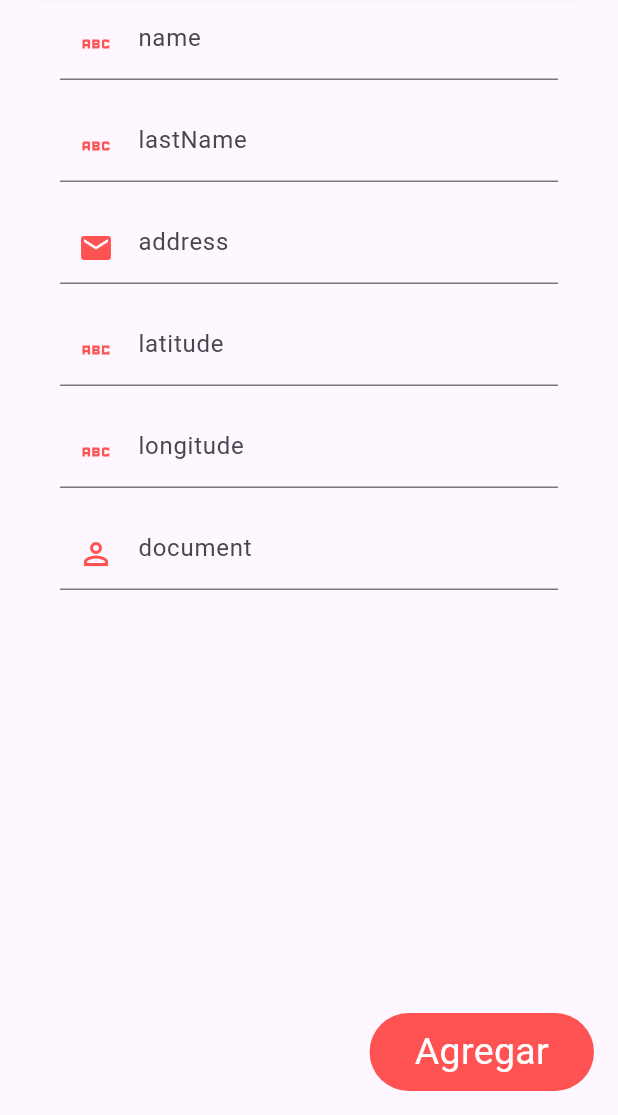
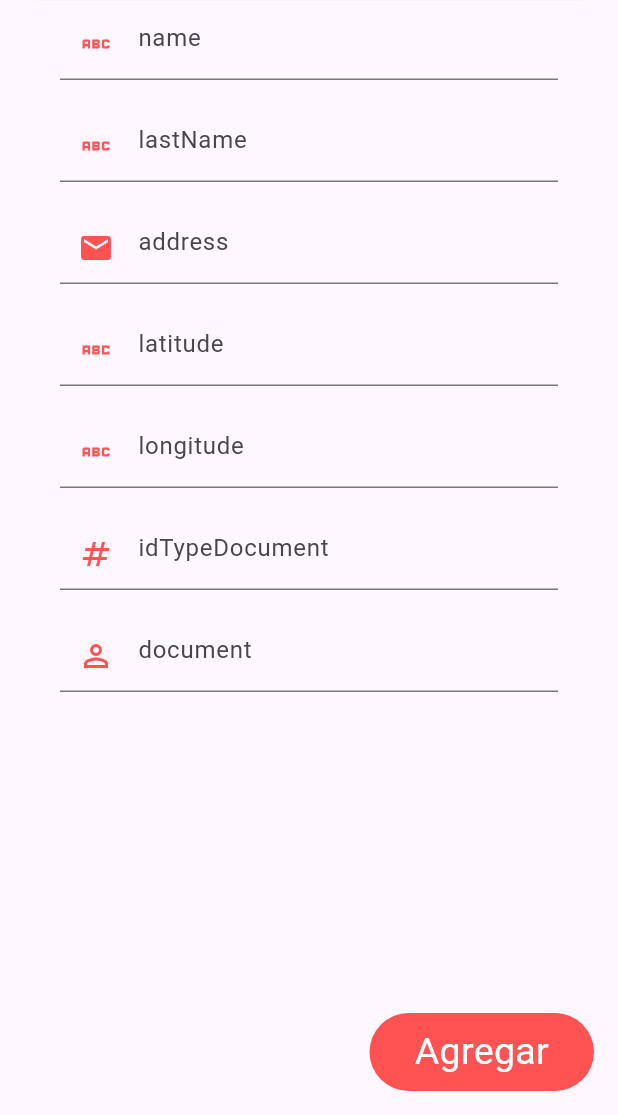
Before and after one commit to Mirjhan/loansApp, a Flutter app: the AddClientePage screen opened directly, after a tap on "Agregar", on a phone screen of 412 x 824 dp, the part 121-1236 px from its top. Run offline on Flutter 3.47's test engine with Material 3 defaults, Android fonts, the phone set to English and light mode, and no system bars; our stand-ins replace get, shared_preferences; accounts and stored records are empty.

Commit message:
chore: cambiar peticiones

```diff
--- /dev/null
+++ b/lib/src/data/requests/cliente_request.dart
@@ -0,0 +1,42 @@
+class ClienteRequest {
+  int? id;
+  String name;
+  String lastName;
+  String address;
+  String longitude;
+  String latitude;
+  int idTypeDocument;
+  String document;
+
+  ClienteRequest({
+    this.id,
+    required this.name,
+    required this.lastName,
+    required this.address,
+    required this.latitude,
+    required this.longitude,
+    required this.idTypeDocument,
+    required this.document,
+  });
+
+  factory ClienteRequest.fromJson(Map<String, dynamic> json) => ClienteRequest(
+      id: json['id'],
+      name: json['name'],
+      lastName: json['lastName'],
+      address: json['address'],
+      latitude: json['latitude '],
+      longitude: json['longitude'],
+      idTypeDocument: json['id_type_document'],
+      document: json['document']);
+
+  Map<String, dynamic> toJson() => {
+        'id': id,
+        'name': name,
+        'lastName': lastName,
+        'address': address,
+        'latitude': latitude,
+        'longitude': longitude,
+        'id_type_document': idTypeDocument,
+        'document': document,
+      };
+}
--- a/lib/src/models/cliente_model.dart
+++ b/lib/src/models/cliente_model.dart
@@ -19,7 +19,7 @@ class ClienteModel {
   String address;
   dynamic latitude;
   dynamic longitude;
-  String idTypeDocument;
+  int idTypeDocument;
   String document;
   DateTime createdAt;
   DateTime updatedAt;
--- a/lib/src/pages/cliente/add_cliente_controller.dart
+++ b/lib/src/pages/cliente/add_cliente_controller.dart
@@ -1,8 +1,8 @@
-import 'dart:developer';
-
+import 'package:flutter_app/src/data/requests/cliente_request.dart';
 import 'package:flutter_app/src/models/cliente_model.dart';
+import 'package:flutter_app/src/services/app_http_manager.dart';
+import 'package:flutter_app/src/services/app_response.dart';
 import 'package:get/get.dart';
-import 'package:http/http.dart' as http;
 
 class AddClienteController extends GetxController {
   ClienteModel? clienteSeleccionado;
@@ -12,6 +12,7 @@ class AddClienteController extends GetxController {
   String address = "";
   String latitude = "";
   String longitude = "";
+  int idTypeDocument = 1;
   String document = "";
   bool validando = false;
   bool editando = false;
@@ -27,6 +28,7 @@ class AddClienteController extends GetxController {
         address = clienteSeleccionado?.address ?? '';
         latitude = clienteSeleccionado?.latitude ?? '';
         longitude = clienteSeleccionado?.longitude ?? '';
+        idTypeDocument = clienteSeleccionado?.idTypeDocument ?? 1;
         document = clienteSeleccionado?.document ?? '';
       }
     }
@@ -61,38 +63,44 @@ class AddClienteController extends GetxController {
     longitude = value;
   }
 
+  void onChangedIdTypeDocument(String value) {
+    int? convertido = int.tryParse(value);
+    if (convertido != null) {
+      idTypeDocument = convertido;
+    }
+  }
+
   void onChangedDocument(String value) {
     document = value;
   }
 
-  Future<void> send() async {
+  Future<void> createCliente() async {
     String? mensaje = validar();
     if (mensaje != null) {
       showSnackbar(mensaje);
       return;
     } else {
-      Uri url = Uri.http('10.0.2.2:3001', 'customer/create');
+      AppHttpManager appHttpManager = AppHttpManager();
       validando = true;
       update(['validando']);
-
-      http.Response response = await http.post(url, body: {
-        'name': name,
-        'lastName': lastName,
-        'address': address,
-        'longitude': longitude,
-        'latitude': latitude,
-        'document': document,
-      });
+      ClienteRequest clienteRequest = ClienteRequest(
+        name: name,
+        lastName: lastName,
+        address: address,
+        latitude: latitude,
+        longitude: longitude,
+        idTypeDocument: idTypeDocument,
+        document: document,
+      );
+      AppResponse response = await appHttpManager.post(
+          path: '/customer/create', body: clienteRequest.toJson());
       validando = false;
       update(['validando']);
-
-      log('Response status: ${response.statusCode}');
-      if (response.statusCode >= 200 && response.statusCode <= 299) {
-        ClienteModel cliente = addClienteModelFromJson(response.body);
-        Get.back(result: cliente);
+      if (response.isSuccess) {
+        ClienteModel clienteModel = addClienteModelFromJson(response.body);
+        Get.back(result: clienteModel);
       } else {
         showSnackbar('Ocurrio un error con el servidor');
-        log(response.body);
       }
     }
   }
@@ -103,31 +111,31 @@ class AddClienteController extends GetxController {
       showSnackbar(mensaje);
       return;
     } else {
-      Uri url = Uri.http('10.0.2.2:3001', 'customer/update');
+      AppHttpManager appHttpManager = AppHttpManager();
       validando = true;
       update(['validando']);
+      ClienteRequest clienteRequest = ClienteRequest(
+        id: clienteSeleccionado?.id,
+        name: name,
+        lastName: lastName,
+        address: address,
+        latitude: latitude,
+        longitude: longitude,
+        idTypeDocument: idTypeDocument,
+        document: document,
+      );
 
-      http.Response response = await http.put(url, body: {
-        'id': clienteSeleccionado?.id.toString(),
-        'name': name,
-        'lastName': lastName,
-        'address': address,
-        'longitude': longitude,
-        'latitude': latitude,
-        'document': document,
-      });
+      AppResponse response = await appHttpManager.put(
+        path: '/customer/update',
+        body: clienteRequest.toJson(),
+      );
       validando = false;
       update(['validando']);
-
-      log('Response status: ${response.statusCode}');
-      if (response.statusCode >= 200 && response.statusCode <= 299) {
-        if (response.statusCode >= 200 && response.statusCode <= 299) {
-          ClienteModel cliente = addClienteModelFromJson(response.body);
-          Get.back(result: cliente);
-        } else {
-          showSnackbar('Ocurrio un error con el servidor');
-          log(response.body);
-        }
+      if (response.isSuccess) {
+        ClienteModel clienteModel = addClienteModelFromJson(response.body);
+        Get.back(result: clienteModel);
+      } else {
+        showSnackbar('Ocurrio un error con el servidor');
       }
     }
   }
--- a/lib/src/pages/cliente/add_cliente_page.dart
+++ b/lib/src/pages/cliente/add_cliente_page.dart
@@ -27,49 +27,62 @@ class AddClientePage extends StatelessWidget {
             child: Column(
               children: [
                 inputWidget(
-                  'name',
-                  Icons.abc,
-                  TextInputType.name,
-                  controller.onChangedName,
-                  controller.clienteSeleccionado?.name,
+                  hintText: 'name',
+                  icon: Icons.abc,
+                  keyboardType: TextInputType.name,
+                  onChanged: controller.onChangedName,
+                  initialValue: controller.clienteSeleccionado?.name,
                 ),
                 inputWidget(
-                  'lastName',
-                  Icons.abc,
-                  TextInputType.name,
-                  controller.onChangedLastName,
-                  controller.clienteSeleccionado?.lastName,
+                  hintText: 'lastName',
+                  icon: Icons.abc,
+                  keyboardType: TextInputType.name,
+                  onChanged: controller.onChangedLastName,
+                  initialValue: controller.clienteSeleccionado?.lastName,
                 ),
                 inputWidget(
-                    'address',
-                    Icons.email,
-                    TextInputType.emailAddress,
-                    controller.onChangedAddress,
-                    controller.clienteSeleccionado?.address),
+                  hintText: 'address',
+                  icon: Icons.email,
+                  keyboardType: TextInputType.emailAddress,
+                  onChanged: controller.onChangedAddress,
+                  initialValue: controller.clienteSeleccionado?.address,
+                ),
                 inputWidget(
-                    'latitude',
-                    Icons.abc_sharp,
-                    TextInputType.name,
-                    controller.onChangedLatitude,
-                    controller.clienteSeleccionado?.latitude),
+                  hintText: 'latitude',
+                  icon: Icons.abc_sharp,
+                  keyboardType: TextInputType.name,
+                  onChanged: controller.onChangedLatitude,
+                  initialValue: controller.clienteSeleccionado?.latitude,
+                ),
                 inputWidget(
-                    'longitude',
-                    Icons.abc,
-                    TextInputType.name,
-                    controller.onChangedLongitude,
-                    controller.clienteSeleccionado?.longitude),
+                  hintText: 'longitude',
+                  icon: Icons.abc,
+                  keyboardType: TextInputType.name,
+                  onChanged: controller.onChangedLongitude,
+                  initialValue: controller.clienteSeleccionado?.longitude,
+                ),
                 inputWidget(
-                    'document',
-                    Icons.perm_identity_sharp,
-                    TextInputType.number,
-                    controller.onChangedDocument,
-                    controller.clienteSeleccionado?.document),
+                  hintText: 'idTypeDocument',
+                  icon: Icons.numbers,
+                  keyboardType: TextInputType.number,
+                  onChanged: (p0) => controller.onChangedIdTypeDocument,
+                  initialValue:
+                      controller.clienteSeleccionado?.idTypeDocument.toString(),
+                ),
+                inputWidget(
+                  hintText: 'document',
+                  icon: Icons.perm_identity_sharp,
+                  keyboardType: TextInputType.number,
+                  onChanged: controller.onChangedDocument,
+                  initialValue: controller.clienteSeleccionado?.document,
+                ),
               ],
             ),
           ),
         ),
         floatingActionButton: GestureDetector(
-          onTap: controller.editando ? controller.edit : controller.send,
+          onTap:
+              controller.editando ? controller.edit : controller.createCliente,
           child: Container(
             padding: EdgeInsets.only(top: 8, bottom: 8, right: 30, left: 30),
             decoration: BoxDecoration(
@@ -91,8 +104,13 @@ class AddClientePage extends StatelessWidget {
     );
   }
 
-  Widget inputWidget(String hintText, IconData icon, TextInputType keyboardType,
-      void Function(String)? onChanged, String? initialValue) {
+  Widget inputWidget({
+    required String hintText,
+    required IconData icon,
+    required TextInputType keyboardType,
+    required void Function(String)? onChanged,
+    required String? initialValue,
+  }) {
     return Padding(
       padding: const EdgeInsets.only(bottom: 20),
       child: TextFormField(
--- a/lib/src/pages/cliente/cliente_controller.dart
+++ b/lib/src/pages/cliente/cliente_controller.dart
@@ -10,9 +10,9 @@ class ClienteController extends GetxController {
   bool validando = false;
 
   @override
-  void onInit() async {
+  void onReady() async {
     getClientes();
-    super.onInit();
+    super.onReady();
   }
 
   Future<void> getClientes() async {
--- a/lib/src/pages/dashboard/home_page.dart
+++ b/lib/src/pages/dashboard/home_page.dart
@@ -102,7 +102,7 @@ class HomePage extends StatelessWidget {
         borderRadius: BorderRadius.circular(25),
         boxShadow: [
           BoxShadow(
-            color: Colors.black.withOpacity(0.1), // Sombra suave
+            color: Colors.black.withValues(alpha: 0.1), // Sombra suave
             blurRadius: 10, // Difuminado de la sombra
             offset: Offset(1, 2), // Desplazamiento de la sombra
           ),
--- a/lib/src/pages/login/login_controller.dart
+++ b/lib/src/pages/login/login_controller.dart
@@ -44,7 +44,7 @@ class LoginController extends GetxController {
 
     log('Response status: ${response.statusCode}');
     if (response.statusCode >= 200 && response.statusCode <= 299) {
-      UserModel userModel = userModelFromJson(response.body);
+      userModelFromJson(response.body);
       SharedPreferences prefs = await SharedPreferences.getInstance();
       await prefs.setBool('estaLogeado', true);
       Get.off(() => HomePage());
--- a/lib/src/pages/payment_frequency/add_payment_frequency_page.dart
+++ b/lib/src/pages/payment_frequency/add_payment_frequency_page.dart
@@ -71,7 +71,9 @@ class AddPaymentFrequencyPage extends StatelessWidget {
           ),
         ),
         floatingActionButton: GestureDetector(
-          onTap: controller.editando ? controller.edit : controller.send,
+          onTap: controller.editando
+              ? controller.edit
+              : controller.createPaymentFrequency,
           child: Container(
             padding: EdgeInsets.only(top: 8, bottom: 8, right: 30, left: 30),
             decoration: BoxDecoration(
--- a/lib/src/pages/sign_up/sign_up_controller.dart
+++ b/lib/src/pages/sign_up/sign_up_controller.dart
@@ -66,7 +66,7 @@ class SignUpController extends GetxController {
 
       log('Response status: ${response.statusCode}');
       if (response.statusCode >= 200 && response.statusCode <= 299) {
-        UserModel userModel = userModelFromJson(response.body);
+        userModelFromJson(response.body);
       } else {
         showSnackbar('Ocurrio un error con el servidor');
       }
--- a/lib/src/pages/usuarios/usuario_controller.dart
+++ b/lib/src/pages/usuarios/usuario_controller.dart
@@ -2,7 +2,6 @@ import 'package:flutter_app/src/models/user_model.dart';
 import 'package:flutter_app/src/services/app_http_manager.dart';
 import 'package:flutter_app/src/services/app_response.dart';
 import 'package:get/get.dart';
-//import 'package:http/http.dart' as http;
 
 class UsuarioController extends GetxController {
   List<UserModel> usuarios = [];
```
Also changed, not shown: lib/src/data/requests/payment_frequency_request.dart (added, +35 -0 lines), lib/src/data/requests/payment_method_request.dart (added, +30 -0 lines), lib/src/pages/payment_frequency/add_payment_frequency_controller.dart (+57 -53 lines), lib/src/pages/payment_method/add_payment_method_controller.dart (+23 -15 lines), lib/src/services/app_http_manager.dart (+47 -4 lines).
